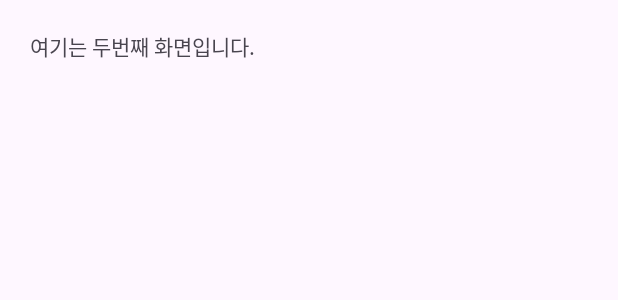
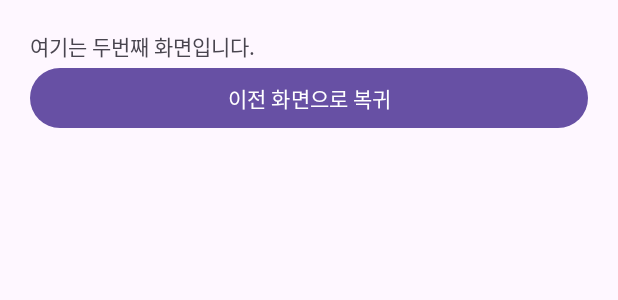
Before and after one commit to rhythmshare/Activity_20231029, an Android app: the layout activity_second.xml on its own in the app's theme, with its tools: preview values and no code run, on a phone screen of 412 x 824 dp. Shown: the top 300 px of the screen. Run offline under Robolectric (Android 15) with nearby library versions, the phone set to English and light mode, and no system bars.

Commit message:
DataBinding SecondActivity

```diff
--- a/app/src/main/java/com/example/activity_20231029/SecondActivity.kt
+++ b/app/src/main/java/com/example/activity_20231029/SecondActivity.kt
@@ -2,10 +2,13 @@ package com.example.activity_20231029
 
 import androidx.appcompat.app.AppCompatActivity
 import android.os.Bundle
+import androidx.databinding.DataBindingUtil
+import com.example.activity_20231029.databinding.ActivitySecondBinding
 
 class SecondActivity : AppCompatActivity() {
+    lateinit var binding: ActivitySecondBinding
     override fun onCreate(savedInstanceState: Bundle?) {
         super.onCreate(savedInstanceState)
-        setContentView(R.layout.activity_second)
+        binding = DataBindingUtil.setContentView(this, R.layout.activity_second)
     }
 }
--- a/app/src/main/res/layout/activity_second.xml
+++ b/app/src/main/res/layout/activity_second.xml
@@ -1,15 +1,25 @@
 <?xml version="1.0" encoding="utf-8"?>
+<layout>
+
     <LinearLayout xmlns:android="http://schemas.android.com/apk/res/android"
         xmlns:app="http://schemas.android.com/apk/res-auto"
         xmlns:tools="http://schemas.android.com/tools"
         android:layout_width="match_parent"
         android:layout_height="match_parent"
+        android:orientation="vertical"
         android:padding="20dp"
         tools:context=".SecondActivity">
 
         <TextView
             android:layout_width="wrap_content"
             android:layout_height="wrap_content"
-        android:text="여기는 두번째 화면입니다."/>
+            android:text="여기는 두번째 화면입니다." />
+
+        <Button
+            android:id="@+id/btnReturn"
+            android:layout_width="match_parent"
+            android:layout_height="wrap_content"
+            android:text="이전 화면으로 복귀" />
 
     </LinearLayout>
+</layout>
```
Lines whose indentation alone changed are shown as unchanged.
